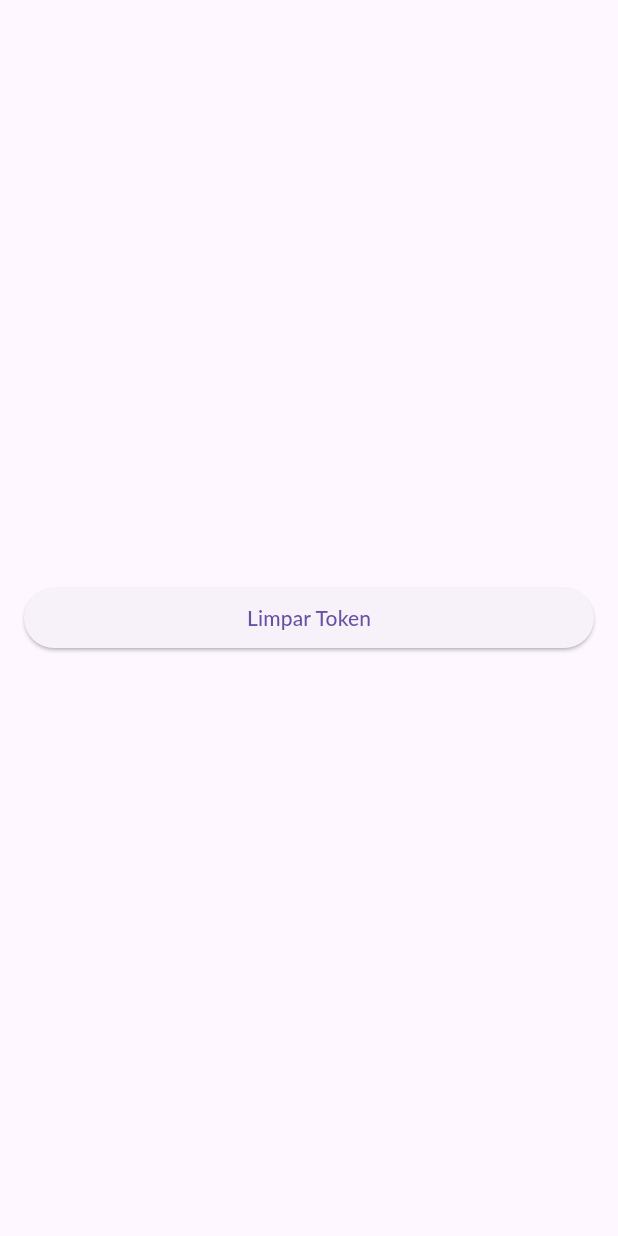
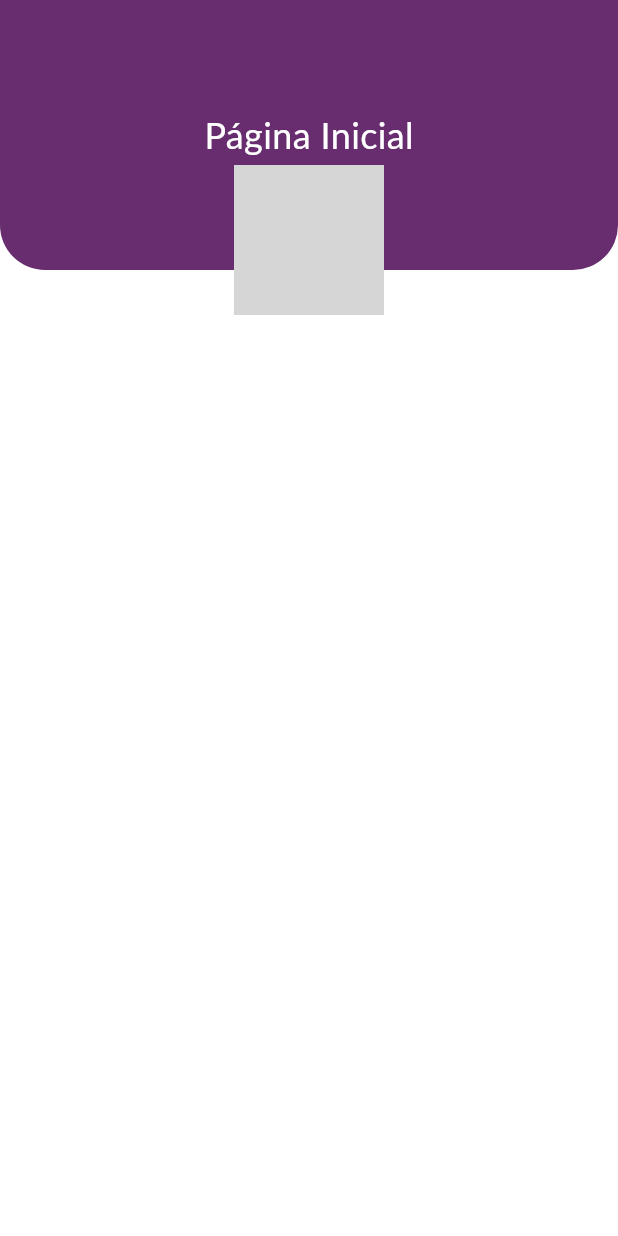
Before and after one commit to ZherriDev/ByMe_Flutter_APP, a Flutter app: the HomePage screen opened by its route, on a phone screen of 412 x 824 dp. Run offline on Flutter 3.47's test engine with Material 3 defaults, Android fonts, the phone set to English and light mode, and no system bars; our stand-ins replace device_info, flutter_secure_storage, geolocator; missing offline and left inert: country_provider, dart:ffi; accounts and stored records are empty; Roboto replaces fonts that are missing (Lato); grey boxes are pictures that could not be loaded.

Commit message:
homepage

```diff
--- a/lib/pages/homepage.dart
+++ b/lib/pages/homepage.dart
@@ -1,6 +1,7 @@
 import 'package:flutter/material.dart';
 import 'package:byme_flutter_app/utils/verify_user.dart';
 import 'package:byme_flutter_app/utils/clear_token.dart';
+import 'package:byme_flutter_app/utils/get_user_data.dart';
 import 'package:byme_flutter_app/utils/header_page_bar.dart';
 import 'package:byme_flutter_app/utils/bottom_navigator_bar.dart';
 
@@ -19,26 +20,16 @@ class _HomePageState extends State<HomePage> {
         Navigator.of(context).pushReplacementNamed('/');
       }
     });
-    return Scaffold(
-      body: Center(
-        child: SingleChildScrollView(
-          padding: EdgeInsets.all(16),
-          child:
-              Column(crossAxisAlignment: CrossAxisAlignment.stretch, children: [
-            ElevatedButton(
-              onPressed: () {
-                clearToken();
-                Navigator.pushReplacement(
-                  context,
-                  MaterialPageRoute(
-                      builder: (BuildContext context) => HomePage()),
-                );
-              },
-              child: const Text('Limpar Token'),
+    return const Scaffold(
+        backgroundColor: Colors.white,
+        body: Column(
+          crossAxisAlignment: CrossAxisAlignment.center,
+          children: [
+            HeaderPageBar(
+              text: 'Página Inicial',
+              image: '',
             ),
-          ]),
-        ),
-      ),
-    );
+          ],
+        ));
   }
 }
--- a/lib/utils/header_page_bar.dart
+++ b/lib/utils/header_page_bar.dart
@@ -1,23 +1,49 @@
 import 'package:flutter/material.dart';
 
 class HeaderPageBar extends StatelessWidget {
-  const HeaderPageBar({super.key});
+  final String text;
+  final String image;
+
+  const HeaderPageBar({
+    super.key,
+    required this.text,
+    required this.image,
+  });
 
   @override
   Widget build(BuildContext context) {
-    return Stack(
-      children: [
+    return SizedBox(
+      height: 220,
+      child: Stack(children: [
+        Container(
+          height: 180,
+          width: double.infinity,
+          decoration: const BoxDecoration(
+              color: Color(0xff672D6F),
+              borderRadius: BorderRadiusDirectional.only(
+                  bottomStart: Radius.circular(30),
+                  bottomEnd: Radius.circular(30))),
+          child: Center(
+            child: Text(
+              text,
+              style: const TextStyle(color: Colors.white, fontSize: 24),
+            ),
+          ),
+        ),
         Positioned(
-            top: 0,
-            child: Container(
+          top: 110,
+          left: MediaQuery.of(context).size.width / 2 - 50,
+          child: Container(
+            width: 100,
+            height: 100,
+            decoration: BoxDecoration(
               color: const Color(0xff672D6F),
-              child: Container(
-                color: Colors.red,
-                decoration:
-                    BoxDecoration(borderRadius: BorderRadius.circular(100)),
-              ),
-            )),
-      ],
+              borderRadius: BorderRadius.circular(100),
+            ),
+            child: Image.asset(image),
+          ),
+        ),
+      ]),
     );
   }
 }
```
Also changed, not shown: lib/utils/get_user_data.dart (added, +21 -0 lines).
